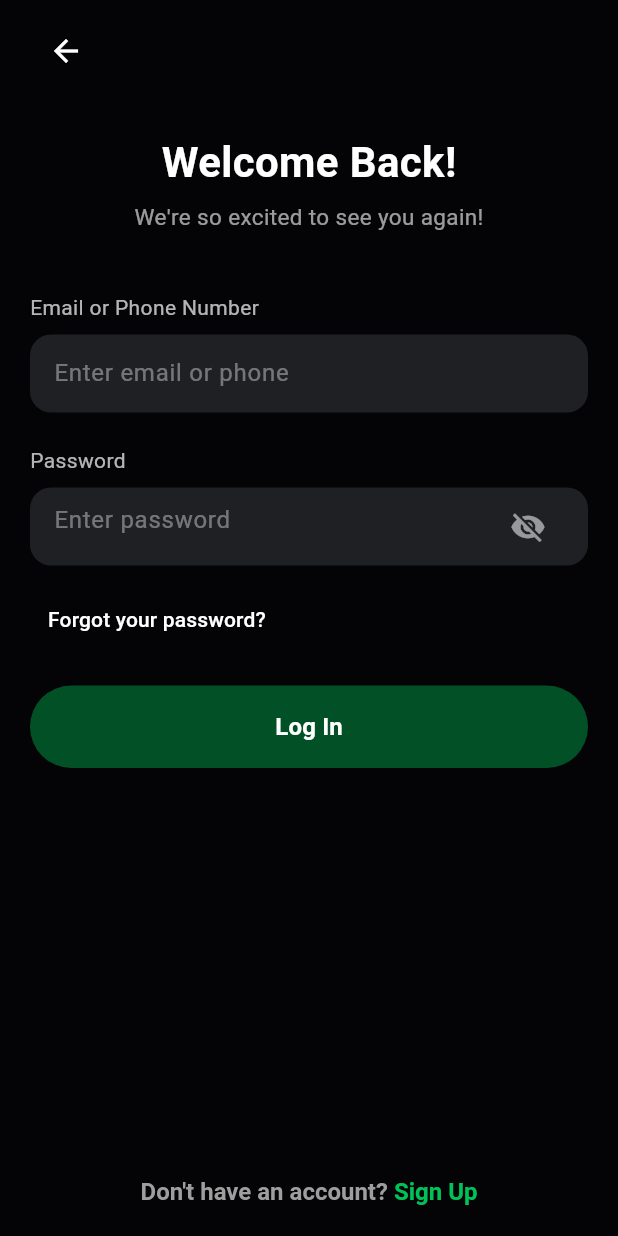
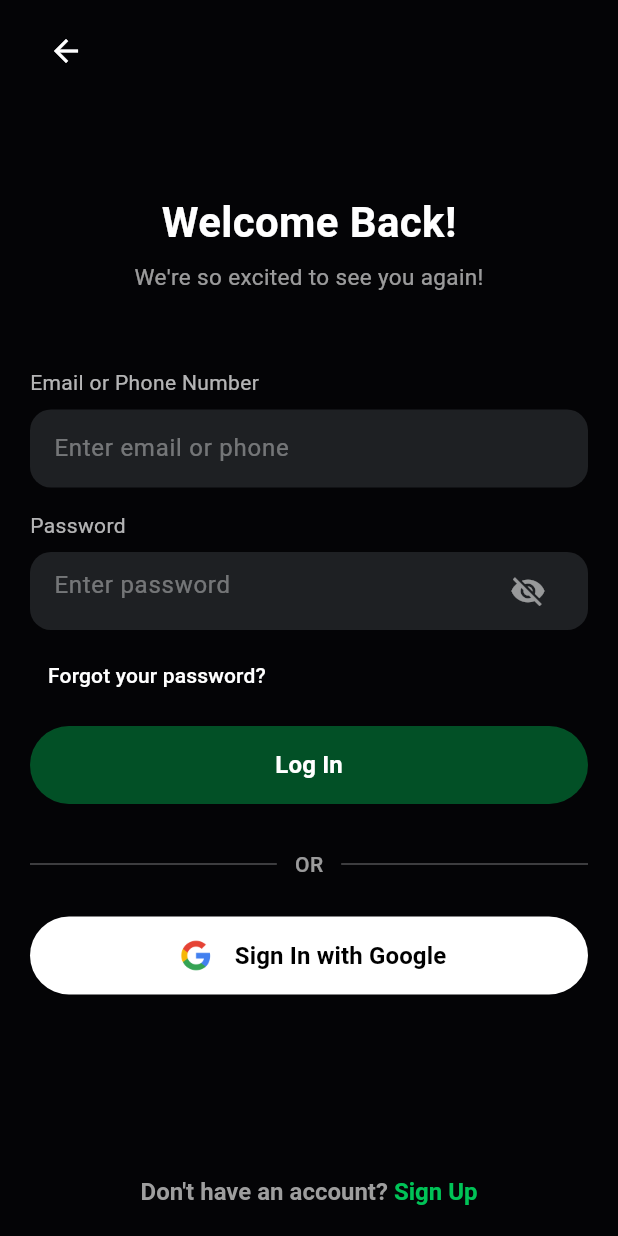
Before and after one commit to rhitverse/whatsapp_Clone, a Flutter app: the screen it shows after launch, after a tap on "Log In", on a phone screen of 412 x 824 dp. Run offline on Flutter 3.47's test engine with Material 3 defaults, Android fonts, the phone set to English and light mode, and no system bars; our stand-ins replace cloud_firestore, country_picker, firebase_auth, firebase_core, flutter_holo_date_picker, flutter_svg and 2 more; missing offline and left inert: country_codes; accounts and stored records are empty.

Commit message:
Google SignIn

```diff
--- a/lib/screens/user/login_screen.dart
+++ b/lib/screens/user/login_screen.dart
@@ -20,6 +20,7 @@ class _LoginScreenState extends State<LoginScreen> {
   final TextEditingController passwordController = TextEditingController();
   late final AuthRepository authRepo;
   bool isLoading = false;
+  bool isGoogleLoading = false;
   @override
   void initState() {
     super.initState();
@@ -56,14 +57,12 @@ class _LoginScreenState extends State<LoginScreen> {
 
     try {
       if (isEmail(input)) {
-        // Login with email
         await authRepo.signInWithEmail(
           context: context,
           email: input,
           password: password,
         );
       } else {
-        // Assume it's a phone number - show error or handle accordingly
         if (mounted) {
           showSnackBar(
             context: context,
@@ -82,6 +81,25 @@ class _LoginScreenState extends State<LoginScreen> {
     } finally {
       if (mounted) {
         setState(() => isLoading = false);
+      }
+    }
+  }
+
+  Future<void> handleGoogleSignIn() async {
+    setState(() => isGoogleLoading = true);
+
+    try {
+      await authRepo.signInWithGoogle(context: context);
+    } catch (e) {
+      if (mounted) {
+        showSnackBar(
+          context: context,
+          content: 'Google sign-in failed. Please try again.',
+        );
+      }
+    } finally {
+      if (mounted) {
+        setState(() => isGoogleLoading = false);
       }
     }
   }
@@ -112,7 +130,7 @@ class _LoginScreenState extends State<LoginScreen> {
                             color: Colors.white,
                           ),
                         ),
-                        const SizedBox(height: 30),
+                        const SizedBox(height: 70),
                         const Center(
                           child: Column(
                             children: [
@@ -135,7 +153,7 @@ class _LoginScreenState extends State<LoginScreen> {
                             ],
                           ),
                         ),
-                        const SizedBox(height: 40),
+                        const SizedBox(height: 50),
 
                         const Text(
                           "Email or Phone Number",
@@ -146,7 +164,7 @@ class _LoginScreenState extends State<LoginScreen> {
                           hint: "Enter email or phone",
                           controller: emailOrPhoneController,
                         ),
-                        const SizedBox(height: 22),
+                        const SizedBox(height: 15),
                         const Text(
                           "Password",
                           style: TextStyle(color: Colors.white70, fontSize: 14),
@@ -157,10 +175,9 @@ class _LoginScreenState extends State<LoginScreen> {
                           obscure: true,
                           controller: passwordController,
                         ),
-                        const SizedBox(height: 12),
+                        const SizedBox(height: 6),
                         TextButton(
                           onPressed: () {
-                            // TODO: Implement password reset
                             showSnackBar(
                               context: context,
                               content: 'Password reset feature coming soon!',
@@ -171,10 +188,10 @@ class _LoginScreenState extends State<LoginScreen> {
                             style: TextStyle(color: Colors.white),
                           ),
                         ),
-                        const SizedBox(height: 20),
+                        const SizedBox(height: 10),
                         SizedBox(
                           width: double.infinity,
-                          height: 55,
+                          height: 52,
                           child: ElevatedButton(
                             onPressed: isLoginEnabled && !isLoading
                                 ? handleLogin
@@ -202,6 +219,83 @@ class _LoginScreenState extends State<LoginScreen> {
                                       fontWeight: FontWeight.bold,
                                       color: Colors.white,
                                     ),
+                                  ),
+                          ),
+                        ),
+                        const SizedBox(height: 30),
+                        Row(
+                          children: [
+                            Expanded(
+                              child: Divider(
+                                color: Colors.white30,
+                                thickness: 1,
+                              ),
+                            ),
+                            Padding(
+                              padding: EdgeInsetsGeometry.symmetric(
+                                horizontal: 12,
+                              ),
+                              child: Text(
+                                "OR",
+                                style: TextStyle(
+                                  color: Colors.white60,
+                                  fontSize: 14,
+                                  fontWeight: FontWeight.w500,
+                                ),
+                              ),
+                            ),
+                            Expanded(
+                              child: Divider(
+                                color: Colors.white30,
+                                thickness: 1,
+                              ),
+                            ),
+                          ],
+                        ),
+                        SizedBox(height: 25),
+                        SizedBox(
+                          width: double.infinity,
+                          height: 52,
+                          child: ElevatedButton(
+                            onPressed: isGoogleLoading
+                                ? null
+                                : handleGoogleSignIn,
+
+                            style: ElevatedButton.styleFrom(
+                              backgroundColor: Colors.white,
+                              shape: RoundedRectangleBorder(
+                                borderRadius: BorderRadius.circular(30),
+                              ),
+                            ),
+
+                            child: isGoogleLoading
+                                ? const SizedBox(
+                                    height: 24,
+                                    width: 24,
+
+                                    child: CircularProgressIndicator(
+                                      color: Colors.black,
+                                      strokeWidth: 2.5,
+                                    ),
+                                  )
+                                : Row(
+                                    mainAxisAlignment: MainAxisAlignment.center,
+                                    children: [
+                                      Image.asset(
+                                        'assets/google.png',
+                                        height: 32,
+                                        width: 32,
+                                      ),
+                                      const SizedBox(width: 10),
+                                      const Text(
+                                        'Sign In with Google',
+                                        style: TextStyle(
+                                          color: Colors.black,
+                                          fontSize: 16,
+                                          fontWeight: FontWeight.bold,
+                                        ),
+                                      ),
+                                    ],
                                   ),
                           ),
                         ),
--- a/lib/screens/user/registe_screen.dart
+++ b/lib/screens/user/registe_screen.dart
@@ -4,7 +4,6 @@ import 'package:country_codes/country_codes.dart';
 import 'package:flutter/services.dart';
 import 'package:whatsapp_clone/colors.dart';
 import 'package:whatsapp_clone/features/auth/repository/auth_repository.dart';
-import 'package:whatsapp_clone/screens/user/display_name.dart';
 import 'package:whatsapp_clone/widgets/helpful_widgets/input_field.dart';
 import 'package:whatsapp_clone/widgets/helpful_widgets/password.dart';
 import 'package:firebase_auth/firebase_auth.dart';
@@ -315,8 +314,6 @@ class _RegisteScreenState extends State<RegisteScreen> {
                             if (isEmailisSelected) {
                               final email = emailController.text.trim();
                               final password = passwordController.text.trim();
-
-                              // Try to sign in first
                               try {
                                 await authRepo.signInWithEmail(
                                   context: context,
--- a/pubspec.yaml
+++ b/pubspec.yaml
@@ -55,6 +55,7 @@ dev_dependencies:
   firebase_auth: ^6.1.4
   cloud_firestore: ^6.1.2
   firebase_storage: ^13.0.6
+  google_sign_in: ^6.2.1
 
 
 # For information on the generic Dart part of this file, see the
```
Also changed, not shown: lib/features/auth/repository/auth_repository.dart (+56 -2 lines), assets/google.png (added), pubspec.lock, 2 other files.
